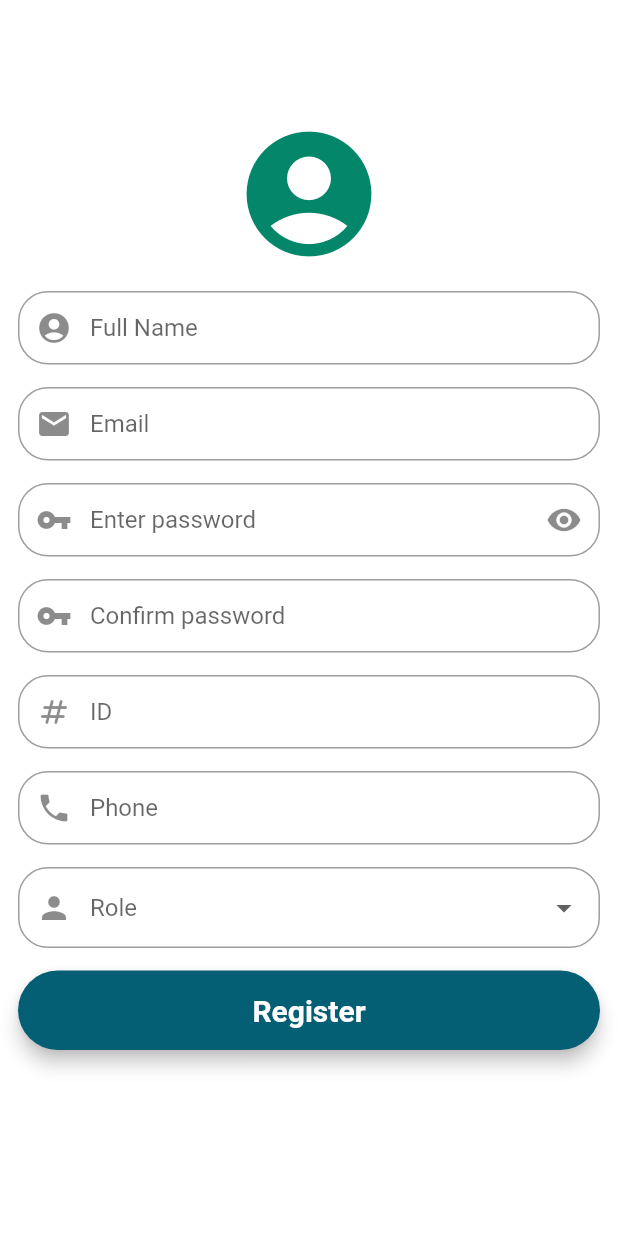
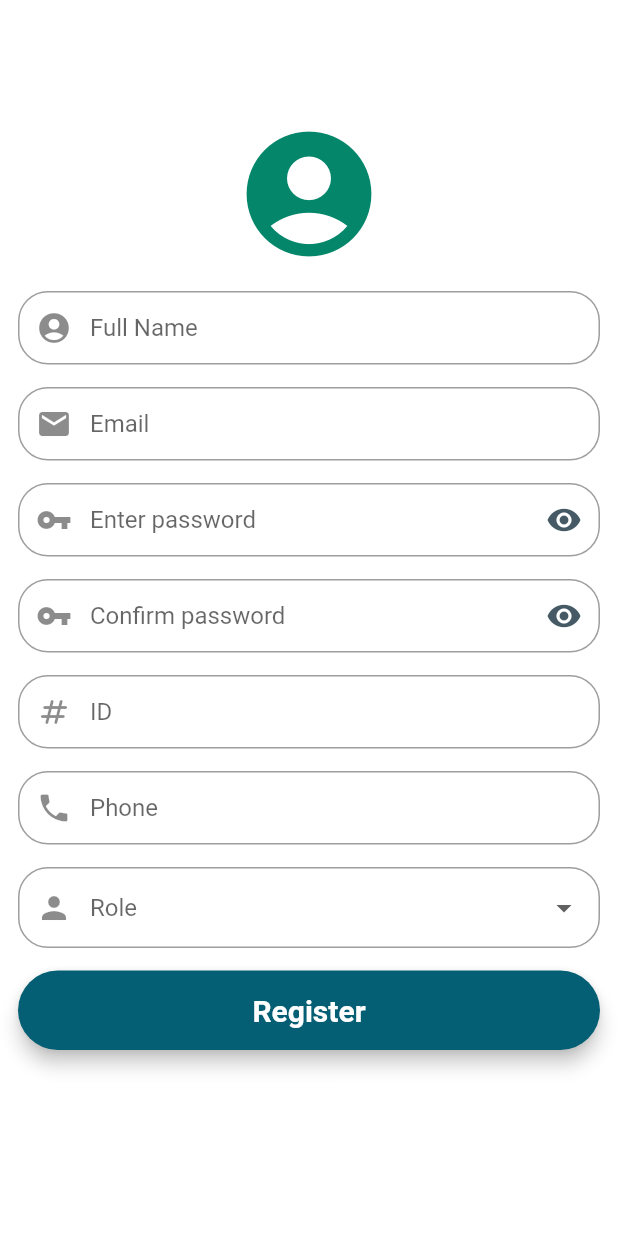
Before and after one commit to SI-Abid/Flutter-App, a Flutter app: the screen it shows after launch, after a tap on "Login", after a tap on "Sign Up", on a phone screen of 412 x 824 dp. Run offline on Flutter 3.47's test engine with Material 2 defaults, Android fonts, the phone set to English and light mode, and no system bars; our stand-ins replace cloud_firestore, firebase_auth, firebase_core, fluttertoast; accounts and stored records are empty; generated files the repository leaves out were written again.

Commit message:
minor bug fix

```diff
--- a/lib/main.dart
+++ b/lib/main.dart
@@ -1,8 +1,6 @@
-import 'package:cloud_firestore/cloud_firestore.dart';
 import 'package:firebase_auth/firebase_auth.dart';
 import 'package:firebase_core/firebase_core.dart';
 import 'package:flutter/material.dart';
-import 'package:flutter_app/models/user.dart';
 import 'package:flutter_app/screens/home.dart';
 import 'package:flutter_app/screens/login.dart';
 
@@ -22,7 +20,6 @@ class MyApp extends StatelessWidget {
   MyApp({
     Key? key,
   }) : super(key: key);
-
   final navigatorKey = GlobalKey<NavigatorState>();
 
   @override
@@ -47,31 +44,8 @@ class MyApp extends StatelessWidget {
             },
           ),
         ),
-        home: StreamBuilder<User?>(
-          stream: FirebaseAuth.instance.authStateChanges(),
-          builder: (context, snapshot) {
-            if (snapshot.hasData) {
-              return StreamBuilder<DocumentSnapshot<Map<String, dynamic>>>(
-                stream: FirebaseFirestore.instance
-                    .collection('users')
-                    .doc(snapshot.data!.uid)
-                    .snapshots(),
-                builder: (context, snapshot) {
-                  if (snapshot.hasData) {
-                    return HomeScreen(
-                      user: UserModel.fromMap(snapshot.data!, null),
-                    );
-                  } else {
-                    return const Center(
-                      child: CircularProgressIndicator(),
-                    );
-                  }
-                },
-              );
-            } else {
-              return const LoginScreen();
-            }
-          },
-        ));
+        home: FirebaseAuth.instance.currentUser == null
+            ? const LoginScreen()
+            : const HomeScreen());
   }
 }
--- a/lib/screens/signup.dart
+++ b/lib/screens/signup.dart
@@ -1,9 +1,7 @@
 // ignore_for_file: avoid_print
 import 'package:cloud_firestore/cloud_firestore.dart';
 import 'package:firebase_auth/firebase_auth.dart';
-import 'package:firebase_database/firebase_database.dart';
 import 'package:flutter/material.dart';
-import 'package:flutter_app/firebase_options.dart';
 import 'package:flutter_app/screens/home.dart';
 import 'package:fluttertoast/fluttertoast.dart';
 
@@ -30,6 +28,8 @@ class _SignUpScreenState extends State<SignUpScreen> {
   final idController = TextEditingController();
   final phoneController = TextEditingController();
   final roleController = TextEditingController();
+  bool hidePassword = true;
+  bool hideConfirmPassword = true;
 
   @override
   void dispose() {
@@ -100,16 +100,19 @@ class _SignUpScreenState extends State<SignUpScreen> {
       onSaved: (newValue) => emailController.text = newValue!,
       textInputAction: TextInputAction.next,
     );
-    bool hidePass = true;
+
     final passwordField = TextFormField(
       controller: passwordController,
       autofocus: false,
-      obscureText: hidePass,
+      obscureText: hidePassword,
       decoration: InputDecoration(
         prefixIcon: const Icon(Icons.vpn_key),
         suffixIcon: GestureDetector(
-          onTap: (() => setState(() => hidePass = !hidePass)),
-          child: const Icon(Icons.remove_red_eye),
+          onTap: (() => setState(() => hidePassword = !hidePassword)),
+          child: Icon(
+            hidePassword ? Icons.visibility : Icons.visibility_off,
+            color: Theme.of(context).primaryColorDark,
+          ),
         ),
         contentPadding: const EdgeInsets.fromLTRB(20.0, 15.0, 20.0, 15.0),
         hintText: 'Enter password',
@@ -136,13 +139,21 @@ class _SignUpScreenState extends State<SignUpScreen> {
     final confirmPasswordField = TextFormField(
       controller: confirmPasswordController,
       autofocus: false,
-      obscureText: true,
-      decoration: const InputDecoration(
-        prefixIcon: Icon(Icons.vpn_key),
-        contentPadding: EdgeInsets.fromLTRB(20.0, 15.0, 20.0, 15.0),
+      obscureText: hideConfirmPassword,
+      decoration: InputDecoration(
+        prefixIcon: const Icon(Icons.vpn_key),
+        suffixIcon: GestureDetector(
+          onTap: (() =>
+              setState(() => hideConfirmPassword = !hideConfirmPassword)),
+          child: Icon(
+            hideConfirmPassword ? Icons.visibility : Icons.visibility_off,
+            color: Theme.of(context).primaryColorDark,
+          ),
+        ),
+        contentPadding: const EdgeInsets.fromLTRB(20.0, 15.0, 20.0, 15.0),
         hintText: 'Confirm password',
         // labelText: 'Confirm Password',
-        border: OutlineInputBorder(
+        border: const OutlineInputBorder(
           borderRadius: BorderRadius.all(
             Radius.circular(20.0),
           ),
@@ -179,7 +190,7 @@ class _SignUpScreenState extends State<SignUpScreen> {
         if (value == null || value.isEmpty) {
           return 'Please enter your ID';
         }
-        if (!RegExp(r'^[1-9][0-9]{9}$').hasMatch(value)) {
+        if (!RegExp(r'^[1-9][0-9]+$').hasMatch(value)) {
           return 'Please enter a valid ID';
         }
         return null;
--- a/pubspec.yaml
+++ b/pubspec.yaml
@@ -37,7 +37,7 @@ dependencies:
   firebase_storage: ^10.3.8
   flutter:
     sdk: flutter
-  flutter_ringtone_player: ^3.2.0
+  flutter_launcher_icons: ^0.10.0
   fluttertoast: ^8.0.9
   image_picker: ^0.8.5+3
 
@@ -45,6 +45,10 @@ dev_dependencies:
   flutter_lints: ^2.0.0
   flutter_test:
     sdk: flutter
+
+flutter_icons:
+  android: true
+  image_path: "assets/icon.png"
 
 # For information on the generic Dart part of this file, see the
 # following page: https://dart.dev/tools/pub/pubspec
```
Also changed, not shown: lib/screens/home.dart (+30 -7 lines), lib/screens/imageupload.dart (+6 -45 lines), lib/screens/login.dart (+16 -26 lines), lib/screens/profile.dart (+27 -16 lines), assets/icon.png (added), pubspec.lock, 52 other files.
